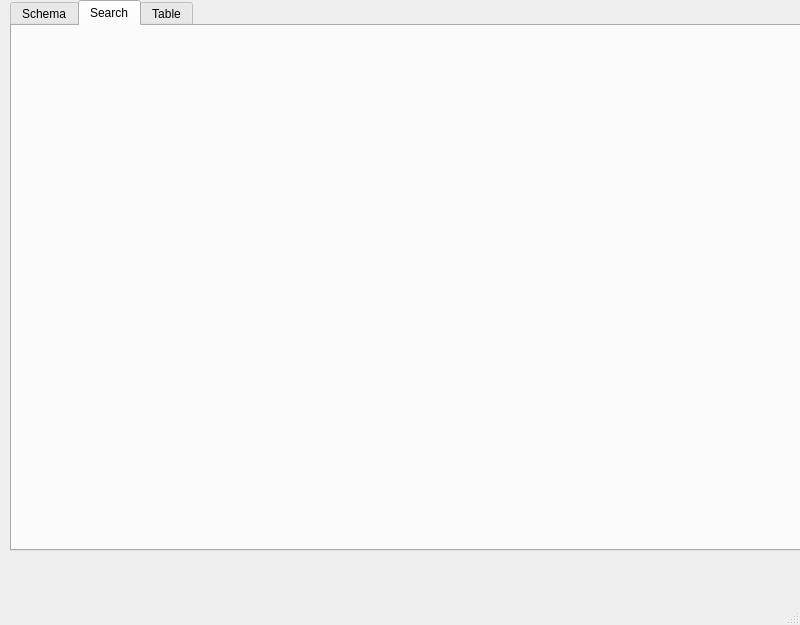
Qt form tables_editor.ui (waynegramlich/table_tools) before a commit.
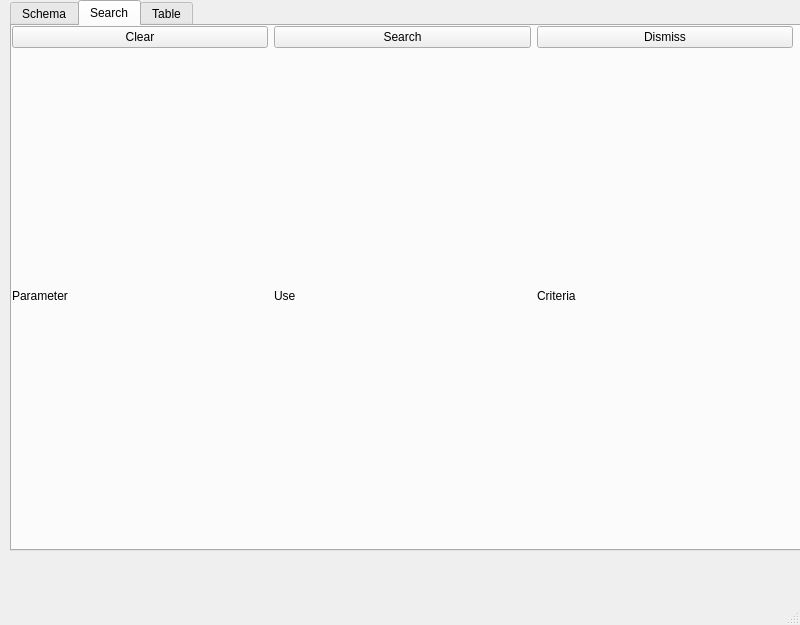
The same form after that commit. The open tabs and pages were chosen to show the change.

Commit message: More transition to tabbed User interface.

```diff
--- a/tables_editor.ui
+++ b/tables_editor.ui
@@ -303,7 +303,50 @@
         <height>511</height>
        </rect>
       </property>
-      <layout class="QGridLayout" name="search_grid"/>
+      <layout class="QGridLayout" name="search_grid">
+       <item row="1" column="2">
+        <widget class="QLabel" name="search_criteria_label">
+         <property name="text">
+          <string>Criteria</string>
+         </property>
+        </widget>
+       </item>
+       <item row="0" column="0">
+        <widget class="QPushButton" name="search_clear_button">
+         <property name="text">
+          <string>Clear</string>
+         </property>
+        </widget>
+       </item>
+       <item row="1" column="0">
+        <widget class="QLabel" name="search_parameter_label">
+         <property name="text">
+          <string>Parameter</string>
+         </property>
+        </widget>
+       </item>
+       <item row="1" column="1">
+        <widget class="QLabel" name="search_use_label">
+         <property name="text">
+          <string>Use</string>
+         </property>
+        </widget>
+       </item>
+       <item row="0" column="2">
+        <widget class="QPushButton" name="search_dismiss_button">
+         <property name="text">
+          <string>Dismiss</string>
+         </property>
+        </widget>
+       </item>
+       <item row="0" column="1">
+        <widget class="QPushButton" name="search_search_button">
+         <property name="text">
+          <string>Search</string>
+         </property>
+        </widget>
+       </item>
+      </layout>
      </widget>
     </widget>
     <widget class="QWidget" name="table_tab">
```
Left out of the diff: 4 changed lines with no effect on the pictures. The commit also changes 1 other file.
